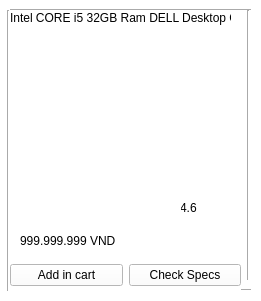
Before: the Qt Designer form ui/item.ui in KhangLaBao/python-app, drawn with Qt 5.
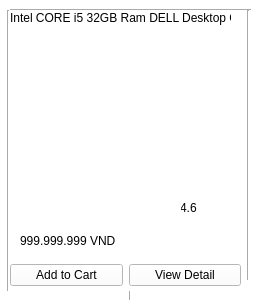
After: the same form once the commit is applied. Icons and pictures are not drawn.

```diff
--- a/ui/item.ui
+++ b/ui/item.ui
@@ -52,7 +52,7 @@
     </rect>
    </property>
    <property name="orientation">
-    <enum>Qt::Orientation::Horizontal</enum>
+    <enum>Qt::Orientation::Vertical</enum>
    </property>
   </widget>
   <widget class="Line" name="line_4">
@@ -113,14 +113,14 @@
     <item row="1" column="1">
      <widget class="QPushButton" name="btn_checkinfo">
       <property name="text">
-       <string>Check Specs</string>
+       <string>View Detail</string>
       </property>
      </widget>
     </item>
     <item row="1" column="0">
      <widget class="QPushButton" name="btn_buy">
       <property name="text">
-       <string>Add in cart</string>
+       <string>Add to Cart</string>
       </property>
      </widget>
     </item>
```
Left out of the diff: 40 changed lines with no effect on the pictures.
